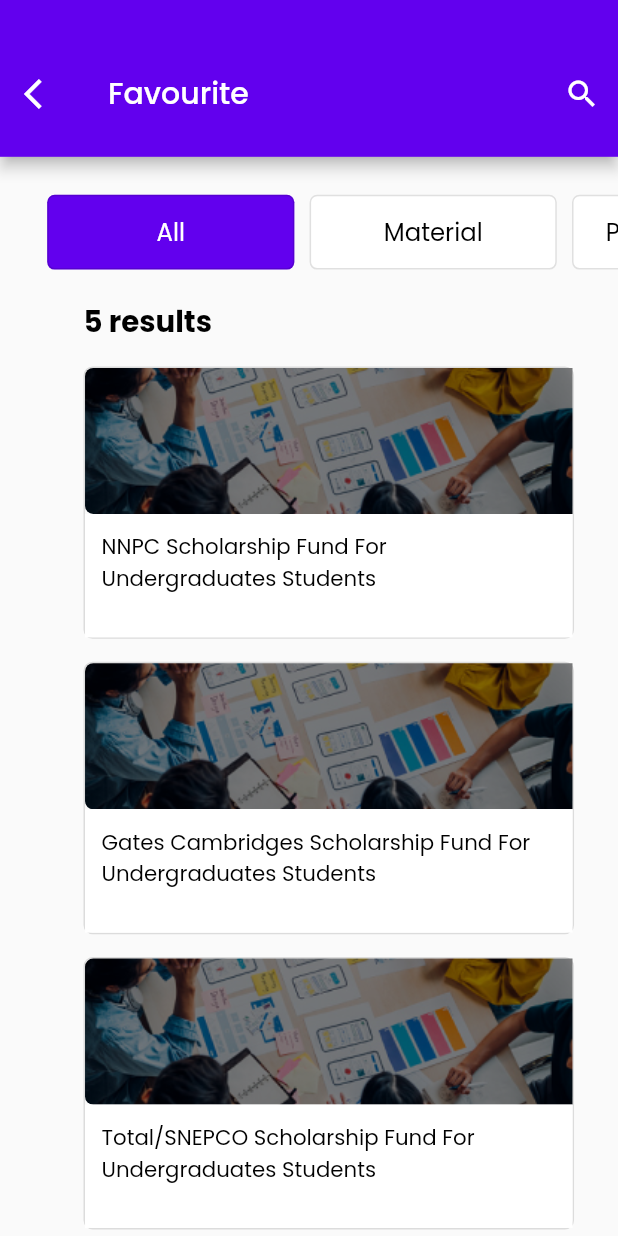
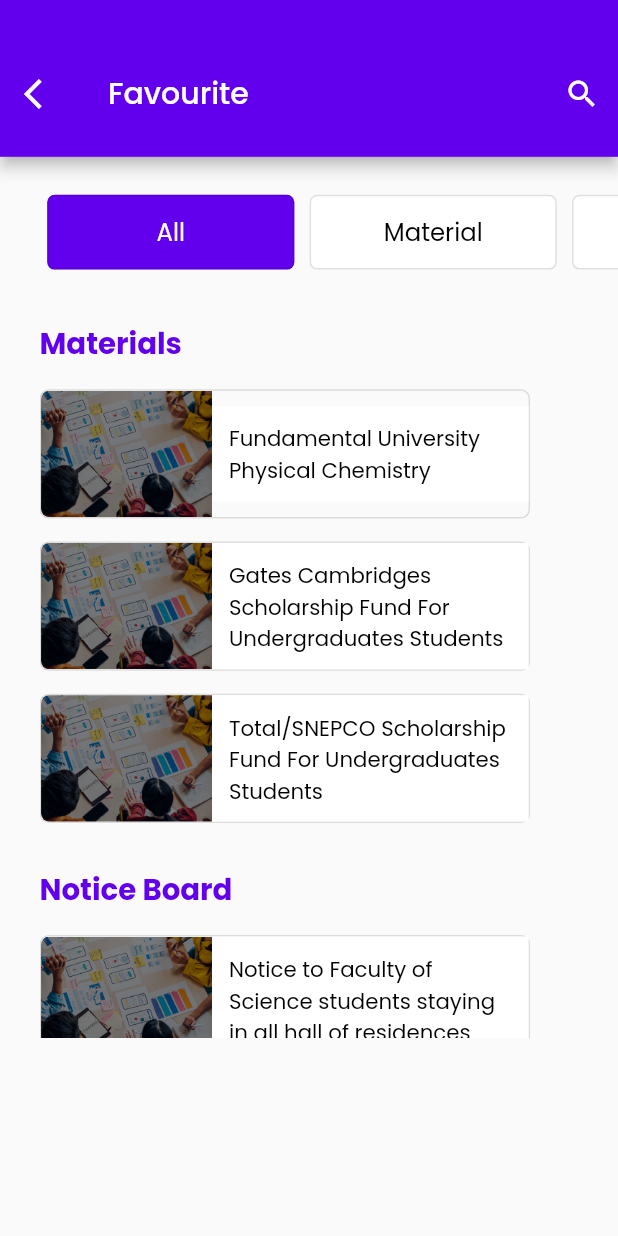
Before and after one commit to kolikay/Scholars_padi, a Flutter app: the FavouriteScreen screen opened directly, on a phone screen of 412 x 824 dp. Run offline on Flutter 3.47's test engine with Material 2 defaults, Android fonts, the phone set to English and light mode, and no system bars; our stand-ins replace carousel_slider, flutter_riverpod, flutter_screenutil, flutter_slidable, google_fonts, image_picker and 2 more; missing offline and left inert: simple_connection_checker.

Commit message:
working on favourites screens

```diff
--- a/lib/screens/note_book_screens/views/note_book_screen3.dart
+++ b/lib/screens/note_book_screens/views/note_book_screen3.dart
@@ -4,8 +4,6 @@ import 'package:scholars_padi/routes/page_routes.dart';
 import 'package:scholars_padi/widgets/reusesable_widget/reusable_app_bar1.dart';
 import 'package:flutter_screenutil/flutter_screenutil.dart';
 import 'package:scholars_padi/widgets/reusesable_widget/normal_text.dart';
-import 'package:scholars_padi/widgets/reusesable_widget/reuseable_button.dart';
-import 'package:scholars_padi/widgets/utils/progress_bar.dart';
 
 class NoteBookScreen3 extends StatefulWidget {
   const NoteBookScreen3({
--- /dev/null
+++ b/lib/screens/on_boarding/favourites/allfavourite_screen.dart
@@ -0,0 +1,25 @@
+import 'package:flutter/material.dart';
+import 'package:flutter_screenutil/flutter_screenutil.dart';
+
+import 'material_fav_screen.dart';
+import 'notebook_fav_screen.dart';
+import 'notice_board_fav_screen.dart';
+
+Widget allfavouriteScreen() {
+  return SizedBox(
+    child: Column(crossAxisAlignment: CrossAxisAlignment.start, children: [
+      SizedBox(
+        height: 15.h,
+      ),
+      materialfavScreen(),
+      SizedBox(
+        height: 15.h,
+      ),
+      noticeboardfavScreen(),
+      SizedBox(
+        height: 15.h,
+      ),
+      notebookfavScreen()
+    ]),
+  );
+}
--- a/lib/screens/on_boarding/favourites/favourite_main_screen.dart
+++ b/lib/screens/on_boarding/favourites/favourite_main_screen.dart
@@ -1,14 +1,13 @@
 import 'package:flutter/material.dart';
 import 'package:scholars_padi/constants/appColor.dart';
-import 'package:scholars_padi/screens/scholarships/scholarship_screen2.dart';
-import 'package:scholars_padi/screens/scholarships/scholarship_screen3.dart';
-import 'package:scholars_padi/screens/scholarships/scholarship_screen4.dart';
-import 'package:scholars_padi/screens/scholarships/scholarship_screen1.dart';
 import 'package:scholars_padi/widgets/reusesable_widget/reusable_app_bar1.dart';
 import 'package:scholars_padi/widgets/reusesable_widget/normal_text.dart';
 import 'package:flutter_screenutil/flutter_screenutil.dart';
 
-import 'favourite_screen1.dart';
+import 'allfavourite_screen.dart';
+import 'material_fav_screen.dart';
+import 'notebook_fav_screen.dart';
+import 'notice_board_fav_screen.dart';
 
 const Color darkBlue = Color.fromARGB(255, 18, 32, 47);
 
@@ -26,13 +25,13 @@ class _FavouriteScreenState extends State<FavouriteScreen> {
   int selectedPage = 0;
 
   List<Widget> pages = [
-    favouriteScreen1(),
-    favouriteScreen1(),
-    favouriteScreen1(),
-    favouriteScreen1(),
+    allfavouriteScreen(),
+    materialfavScreen(),
+    noticeboardfavScreen(),
+    notebookfavScreen(),
   ];
 
-  List<String> names = ['All', 'Material', 'Past Questions', 'Note Book'];
+  List<String> names = ['All', 'Material', 'Notice Board', 'Note Book'];
   @override
   Widget build(BuildContext context) {
     return SafeArea(
@@ -52,9 +51,7 @@ class _FavouriteScreenState extends State<FavouriteScreen> {
               icon: const Icon(Icons.arrow_back_ios),
             ),
             secondAppIcon: IconButton(
-              onPressed: () {
-
-              },
+              onPressed: () {},
               icon: const Icon(Icons.search),
             ),
           ),
@@ -84,8 +81,6 @@ class _FavouriteScreenState extends State<FavouriteScreen> {
                                   setState(() {
                                     selectedPage = i;
                                     selectedIndexNotifier.value = i;
-
-
                                   });
                                 }),
                         ],
@@ -94,7 +89,12 @@ class _FavouriteScreenState extends State<FavouriteScreen> {
                   ],
                 ),
               ),
-              pages[selectedPage]
+              SizedBox(
+                height: 500.h,
+                child: ListView(
+                  children: [pages[selectedPage]],
+                ),
+              )
             ],
           ),
         ),
--- a/lib/screens/on_boarding/favourites/favourite_screen1.dart
+++ /dev/null
@@ -1,113 +0,0 @@
-import 'package:flutter/material.dart';
-import 'package:scholars_padi/screens/scholarships/scholarship_screen5.dart';
-import 'package:scholars_padi/widgets/reusesable_widget/normal_text.dart';
-import 'package:flutter_screenutil/flutter_screenutil.dart';
-
-Widget favouriteScreen1() {
-  return SizedBox(
-    child: Column(crossAxisAlignment: CrossAxisAlignment.start, children: [
-      SizedBox(
-        height: 15.h,
-      ),
-      NormalText(
-        text: '5 results',
-        fontWeight: FontWeight.bold,
-        size: 19.2.sp,
-      ),
-      SizedBox(
-        height: 15.h,
-      ),
-      const MaterialCards(
-        cardMessage: 'NNPC Scholarship Fund For Undergraduates Students',
-      ),
-      SizedBox(
-        height: 15.h,
-      ),
-      const MaterialCards(
-        cardMessage:
-            'Gates Cambridges Scholarship Fund For Undergraduates Students',
-      ),
-      SizedBox(
-        height: 15.h,
-      ),
-      const MaterialCards(
-        cardMessage:
-            'Total/SNEPCO Scholarship Fund For Undergraduates Students',
-      ),
-      SizedBox(
-        height: 15.h,
-      ),
-      const MaterialCards(
-        cardMessage:
-            'Federal Government Scholarship Fund For Undergraduates Students',
-      ),
-      SizedBox(
-        height: 15.h,
-      ),
-      const MaterialCards(
-        cardMessage: 'NNPC Scholarship Fund For Undergraduates Students',
-      ),
-    ]),
-  );
-}
-
-// informations cards
-class MaterialCards extends StatelessWidget {
-  const MaterialCards({
-    Key? key,
-    required this.cardMessage,
-  }) : super(key: key);
-
-  final String cardMessage;
-
-  @override
-  Widget build(BuildContext context) {
-    return Container(
-      width: 327,
-      height: 179.h,
-      decoration: BoxDecoration(
-        borderRadius: BorderRadius.circular(5.53.w),
-        border: Border.all(color: Colors.black12),
-      ),
-      child: InkWell(
-        onTap: () {
-          Navigator.of(context).push(
-            MaterialPageRoute(
-              builder: ((context) => const ScholarshipScreen5()),
-            ),
-          );
-        },
-        child: Column(
-          children: [
-            Container(
-              width: 327.w,
-              height: 96.h,
-              decoration: BoxDecoration(
-                borderRadius: BorderRadius.only(
-                    topLeft: Radius.circular(5.w),
-                    bottomLeft: Radius.circular(5.w)),
-                image: const DecorationImage(
-                  fit: BoxFit.cover,
-                  image: AssetImage('lib/assets/matImage1.png'),
-                ),
-              ),
-            ),
-            Expanded(
-              child: Container(
-                color: Colors.white,
-                child: Padding(
-                  padding: EdgeInsets.all(10.0.w),
-                  child: NormalText(
-                    text: cardMessage,
-                    color: Colors.black,
-                    size: 14.sp,
-                  ),
-                ),
-              ),
-            )
-          ],
-        ),
-      ),
-    );
-  }
-}
--- /dev/null
+++ b/lib/screens/on_boarding/favourites/material_fav_screen.dart
@@ -0,0 +1,92 @@
+import 'package:flutter/material.dart';
+import 'package:scholars_padi/constants/appColor.dart';
+import 'package:scholars_padi/widgets/reusesable_widget/normal_text.dart';
+import 'package:flutter_screenutil/flutter_screenutil.dart';
+
+Widget materialfavScreen() {
+  return SizedBox(
+    child: Column(crossAxisAlignment: CrossAxisAlignment.start, children: [
+      SizedBox(
+        height: 15.h,
+      ),
+      NormalText(
+        text: 'Materials',
+        fontWeight: FontWeight.bold,
+        size: 19.2.sp,
+        color: AppColor.mainColor,
+      ),
+      SizedBox(
+        height: 15.h,
+      ),
+      const MaterialCards(
+        cardMessage: 'Fundamental University Physical Chemistry',
+      ),
+      SizedBox(
+        height: 15.h,
+      ),
+      const MaterialCards(
+        cardMessage:
+            'Gates Cambridges Scholarship Fund For Undergraduates Students',
+      ),
+      SizedBox(
+        height: 15.h,
+      ),
+      const MaterialCards(
+        cardMessage:
+            'Total/SNEPCO Scholarship Fund For Undergraduates Students',
+      ),
+    ]),
+  );
+}
+
+// informations cards
+class MaterialCards extends StatelessWidget {
+  const MaterialCards({
+    Key? key,
+    required this.cardMessage,
+  }) : super(key: key);
+
+  final String cardMessage;
+
+  @override
+  Widget build(BuildContext context) {
+    return Container(
+      width: 327,
+      height: 85.h,
+      decoration: BoxDecoration(
+        borderRadius: BorderRadius.circular(5.53.w),
+        border: Border.all(color: Colors.black12),
+      ),
+      child: Row(
+        children: [
+          Container(
+            width: 104.w,
+            height: 85.h,
+            decoration: BoxDecoration(
+              borderRadius: BorderRadius.only(
+                  topLeft: Radius.circular(5.w),
+                  bottomLeft: Radius.circular(5.w)),
+              image: const DecorationImage(
+                fit: BoxFit.cover,
+                image: AssetImage('lib/assets/matImage1.png'),
+              ),
+            ),
+          ),
+          Expanded(
+            child: Container(
+              color: Colors.white,
+              child: Padding(
+                padding: EdgeInsets.all(10.0.w),
+                child: NormalText(
+                  text: cardMessage,
+                  color: Colors.black,
+                  size: 14.sp,
+                ),
+              ),
+            ),
+          )
+        ],
+      ),
+    );
+  }
+}
--- /dev/null
+++ b/lib/screens/on_boarding/favourites/notebook_fav_screen.dart
@@ -0,0 +1,233 @@
+import 'package:flutter/material.dart';
+import 'package:scholars_padi/constants/appColor.dart';
+import 'package:scholars_padi/widgets/reusesable_widget/normal_text.dart';
+import 'package:flutter_screenutil/flutter_screenutil.dart';
+
+Widget notebookfavScreen() {
+  return SizedBox(
+    child: Column(crossAxisAlignment: CrossAxisAlignment.start, children: [
+      SizedBox(
+        height: 15.h,
+      ),
+      NormalText(
+        text: 'Note Book',
+        fontWeight: FontWeight.bold,
+        size: 19.2.sp,
+        color: AppColor.mainColor,
+      ),
+      SizedBox(
+        height: 15.h,
+      ),
+      const  MaterialCards(
+    cardColor1: Colors.blue,
+    cardDate: 'March 13, 2022  08:53AM',
+    cardMessage: 'About Dubai',
+    cardColor2: Color(0xffd1ecfa),
+  ),
+      SizedBox(
+        height: 15.h,
+      ),
+      const  MaterialCards(
+    cardColor1: Colors.blue,
+    cardDate: 'March 13, 2022  08:53AM',
+    cardMessage: 'School Materials',
+    cardColor2: Color(0xffd1ecfa),
+  ),
+      SizedBox(
+        height: 15.h,
+      ),
+      const  MaterialCards(
+    cardColor1: Colors.blue,
+    cardDate: 'March 13, 2022  08:53AM',
+    cardMessage: 'Revision Materials',
+    cardColor2: Color(0xffd1ecfa),
+  ),
+    ]),
+  );
+}
+
+class MaterialCards extends StatefulWidget {
+  const MaterialCards(
+      {Key? key,
+      required this.cardMessage,
+      required this.cardDate,
+      required this.cardColor1,
+      required this.cardColor2,
+      this.ontap})
+      : super(key: key);
+
+  final String cardMessage;
+  final String cardDate;
+  final Color cardColor1;
+  final Color cardColor2;
+  final GestureTapCallback? ontap;
+
+  @override
+  State<MaterialCards> createState() => _MaterialCardsState();
+}
+
+class _MaterialCardsState extends State<MaterialCards> {
+  bool tapped = false;
+  @override
+  Widget build(BuildContext context) {
+    return Container(
+      width: 327.w,
+      height: 80.h,
+      decoration: BoxDecoration(
+          borderRadius: BorderRadius.circular(5),
+          border: Border.all(color: Colors.black12)),
+      child: Row(
+        children: [
+          Container(
+            width: 5,
+            color: widget.cardColor1,
+          ),
+          Expanded(
+            child: InkWell(
+              onTap: widget.ontap,
+              child: Container(
+                color: widget.cardColor2,
+                child: Padding(
+                  padding: EdgeInsets.only(left: 10.h),
+                  child: Column(
+                    mainAxisAlignment: MainAxisAlignment.start,
+                    crossAxisAlignment: CrossAxisAlignment.start,
+                    children: [
+                      Row(
+                        mainAxisAlignment: MainAxisAlignment.spaceBetween,
+                        children: [
+                          NormalText(
+                            text: widget.cardMessage,
+                            fontWeight: FontWeight.bold,
+                            color: Colors.black,
+                            size: 16.sp,
+                          ),
+                          IconButton(
+                            onPressed: () {
+                              setState(() {
+                                tapped = !tapped;
+                              });
+                            },
+                            icon: Icon(
+                              !tapped ? Icons.favorite_border : Icons.favorite,
+                              color: AppColor.mainColor,
+                              size: 20.sp,
+                            ),
+                          )
+                        ],
+                      ),
+                      NormalText(
+                        text: widget.cardDate,
+                        color: AppColor.dullBlack,
+                        size: 12.sp,
+                      ),
+                    ],
+                  ),
+                ),
+              ),
+            ),
+          )
+        ],
+      ),
+    );
+  }
+}
+
+
+
+
+
+
+
+
+
+
+
+
+
+
+
+
+
+// informations cards
+// class MaterialCards extends StatelessWidget {
+//   const MaterialCards({
+//     Key? key,
+//     required this.cardMessage,
+//   }) : super(key: key);
+
+//   final String cardMessage;
+
+//   @override
+//   Widget build(BuildContext context) {
+//     return Container(
+//       width: 327,
+//       height: 179.h,
+//       decoration: BoxDecoration(
+//         borderRadius: BorderRadius.circular(5.53.w),
+//         border: Border.all(color: Colors.black12),
+//       ),
+//       child: InkWell(
+//         onTap: () {
+//           Navigator.of(context).push(
+//             MaterialPageRoute(
+//               builder: ((context) => const ScholarshipScreen5()),
+//             ),
+//           );
+//         },
+//         child: Column(
+//           children: [
+//             Container(
+//               width: 327.w,
+//               height: 90.h,
+//               decoration: BoxDecoration(
+//                 borderRadius: BorderRadius.only(
+//                     topLeft: Radius.circular(5.w),
+//                     bottomLeft: Radius.circular(5.w)),
+//                 image: const DecorationImage(
+//                   fit: BoxFit.cover,
+//                   image: AssetImage('lib/assets/matImage1.png'),
+//                 ),
+//               ),
+//             ),
+//             Expanded(
+//               child: Column(
+//                 crossAxisAlignment: CrossAxisAlignment.start,
+//                 children: [
+//                   Row(
+//                     children: [
+//                       Container(
+//                         color: Colors.white,
+//                         child: Padding(
+//                           padding: EdgeInsets.all(10.0.w),
+//                           child: SizedBox(
+//                             height: 42.h,
+//                             width: 235.w,
+//                             child: NormalText(
+//                               text: cardMessage,
+//                               color: Colors.black,
+//                               size: 14.sp,
+//                             ),
+//                           ),
+//                         ),
+//                       ),
+//                       IconButton(
+//                         onPressed: () {},
+//                         icon: const Icon(Icons.more_vert),
+//                       ),
+//                     ],
+//                   ),
+//                   NormalText(
+//                     text: '22/07/2022',
+//                     size: 14.sp,
+//                     color: AppColor.dullBlack,
+//                   ),
+//                 ],
+//               ),
+//             )
+//           ],
+//         ),
+//       ),
+//     );
+//   }
+// }
--- /dev/null
+++ b/lib/screens/on_boarding/favourites/notice_board_fav_screen.dart
@@ -0,0 +1,90 @@
+import 'package:flutter/material.dart';
+import 'package:scholars_padi/constants/appColor.dart';
+import 'package:scholars_padi/widgets/reusesable_widget/normal_text.dart';
+import 'package:flutter_screenutil/flutter_screenutil.dart';
+
+Widget noticeboardfavScreen() {
+  return SizedBox(
+    child: Column(crossAxisAlignment: CrossAxisAlignment.start, children: [
+      SizedBox(
+        height: 15.h,
+      ),
+      NormalText(
+        text: 'Notice Board',
+        fontWeight: FontWeight.bold,
+        size: 19.2.sp,
+        color: AppColor.mainColor,
+      ),
+      SizedBox(
+        height: 15.h,
+      ),
+      const MaterialCards(
+          cardMessage:
+              'Notice to Faculty of Science students staying in all hall of residences'),
+      SizedBox(
+        height: 15.h,
+      ),
+      const MaterialCards(
+          cardMessage:
+              'Faculty of Science students staying in hall of residences should not be five in a room'),
+      SizedBox(
+        height: 15.h,
+      ),
+      const MaterialCards(
+          cardMessage:
+              'Notice to Faculty of Science students staying in all hall of residences'),
+    ]),
+  );
+}
+
+// informations cards
+class MaterialCards extends StatelessWidget {
+  const MaterialCards({
+    Key? key,
+    required this.cardMessage,
+  }) : super(key: key);
+
+  final String cardMessage;
+
+  @override
+  Widget build(BuildContext context) {
+    return Container(
+      width: 327,
+      height: 85.h,
+      decoration: BoxDecoration(
+        borderRadius: BorderRadius.circular(5.53.w),
+        border: Border.all(color: Colors.black12),
+      ),
+      child: Row(
+        children: [
+          Container(
+            width: 104.w,
+            height: 85.h,
+            decoration: BoxDecoration(
+              borderRadius: BorderRadius.only(
+                  topLeft: Radius.circular(5.w),
+                  bottomLeft: Radius.circular(5.w)),
+              image: const DecorationImage(
+                fit: BoxFit.cover,
+                image: AssetImage('lib/assets/matImage1.png'),
+              ),
+            ),
+          ),
+          Expanded(
+            child: Container(
+              color: Colors.white,
+              child: Padding(
+                padding: EdgeInsets.all(10.0.w),
+                child: NormalText(
+                  text: cardMessage,
+                  color: Colors.black,
+                  size: 14.sp,
+                ),
+              ),
+            ),
+          )
+        ],
+      ),
+    );
+  }
+}
--- a/lib/screens/school_portal/school_portal.dart
+++ b/lib/screens/school_portal/school_portal.dart
@@ -1,9 +1,5 @@
 import 'package:flutter/material.dart';
 import 'package:scholars_padi/constants/appColor.dart';
-import 'package:scholars_padi/screens/scholarships/scholarship_screen2.dart';
-import 'package:scholars_padi/screens/scholarships/scholarship_screen3.dart';
-import 'package:scholars_padi/screens/scholarships/scholarship_screen4.dart';
-import 'package:scholars_padi/screens/scholarships/scholarship_screen1.dart';
 import 'package:scholars_padi/widgets/reusesable_widget/reusable_app_bar1.dart';
 import 'package:scholars_padi/widgets/reusesable_widget/normal_text.dart';
 import 'package:flutter_screenutil/flutter_screenutil.dart';
```
